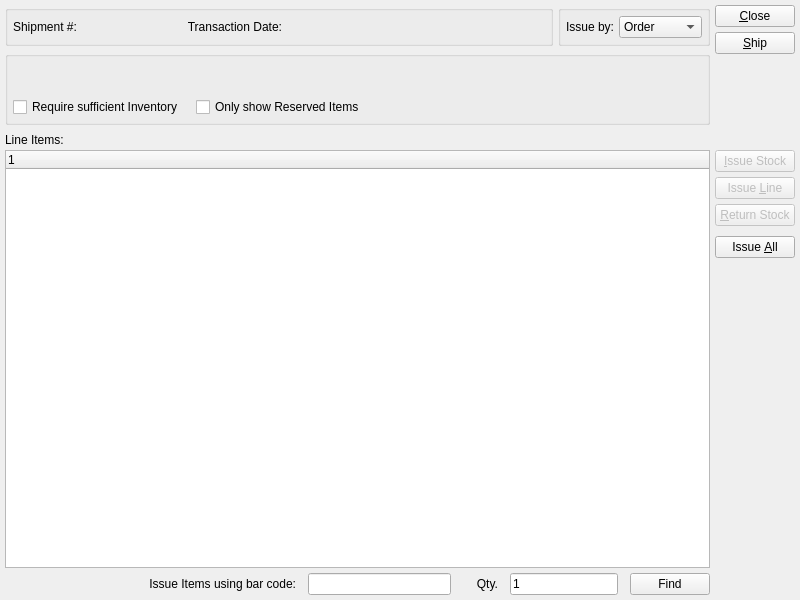
First picture: the form in guiclient/issueToShipping.ui, repository Pegasus-RPG/xtuple-client, before the edit.
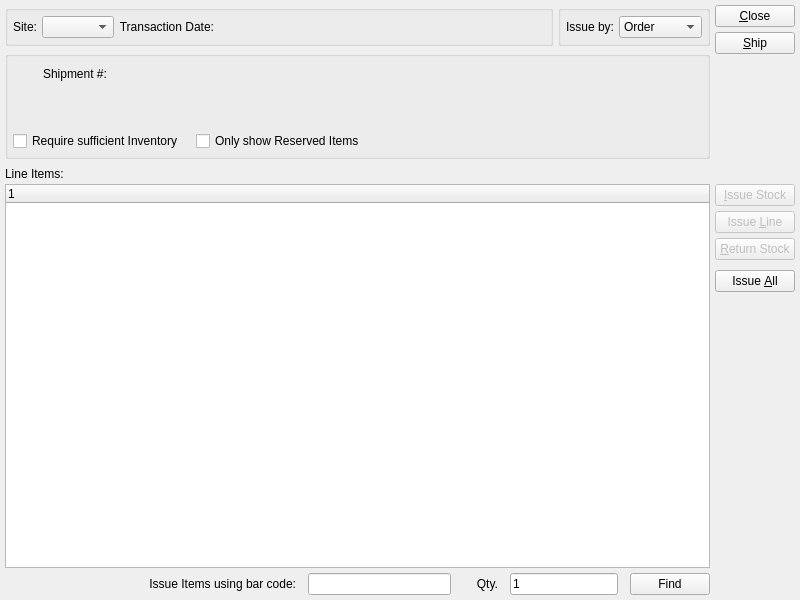
Second picture: the form after the edit. Custom widgets are drawn as their Qt base class.

Commit message: Issue #21943:shipping by site

The edit to the form file:
```diff
--- a/guiclient/issueToShipping.ui
+++ b/guiclient/issueToShipping.ui
@@ -30,21 +30,21 @@
        </property>
        <layout class="QHBoxLayout" name="horizontalLayout">
         <item>
-         <widget class="XLabel" name="_shipmentLit">
-          <property name="text">
-           <string>Shipment #:</string>
-          </property>
-         </widget>
-        </item>
-        <item>
-         <widget class="XLabel" name="_shipment">
-          <property name="minimumSize">
-           <size>
-            <width>100</width>
-            <height>0</height>
-           </size>
-          </property>
-         </widget>
+         <layout class="QHBoxLayout" name="horizontalLayout_5">
+          <item>
+           <widget class="QLabel" name="_warehouseLit">
+            <property name="text">
+             <string>Site:</string>
+            </property>
+            <property name="alignment">
+             <set>Qt::AlignRight|Qt::AlignTrailing|Qt::AlignVCenter</set>
+            </property>
+           </widget>
+          </item>
+          <item>
+           <widget class="WComboBox" name="_warehouse"/>
+          </item>
+         </layout>
         </item>
         <item>
          <widget class="QLabel" name="_transDateLit">
@@ -214,6 +214,44 @@
               </item>
              </layout>
             </item>
+            <item>
+             <layout class="QVBoxLayout" name="verticalLayout">
+              <item>
+               <layout class="QHBoxLayout" name="horizontalLayout_8">
+                <item>
+                 <widget class="XLabel" name="_shipmentLit">
+                  <property name="text">
+                   <string>Shipment #:</string>
+                  </property>
+                 </widget>
+                </item>
+                <item>
+                 <widget class="XLabel" name="_shipment">
+                  <property name="minimumSize">
+                   <size>
+                    <width>100</width>
+                    <height>0</height>
+                   </size>
+                  </property>
+                 </widget>
+                </item>
+               </layout>
+              </item>
+              <item>
+               <spacer name="verticalSpacer_4">
+                <property name="orientation">
+                 <enum>Qt::Vertical</enum>
+                </property>
+                <property name="sizeHint" stdset="0">
+                 <size>
+                  <width>20</width>
+                  <height>40</height>
+                 </size>
+                </property>
+               </spacer>
+              </item>
+             </layout>
+            </item>
             <item>
              <spacer name="horizontalSpacer_2">
               <property name="orientation">
@@ -577,6 +615,11 @@
    <extends>QWidget</extends>
    <header>shiptocluster.h</header>
   </customwidget>
+  <customwidget>
+   <class>WComboBox</class>
+   <extends>XComboBox</extends>
+   <header>wcombobox.h</header>
+  </customwidget>
   <customwidget>
    <class>XCheckBox</class>
    <extends>QCheckBox</extends>
```
Left out of the diff: 1 changed line with no effect on the pictures. The commit also changes 11 other files.
